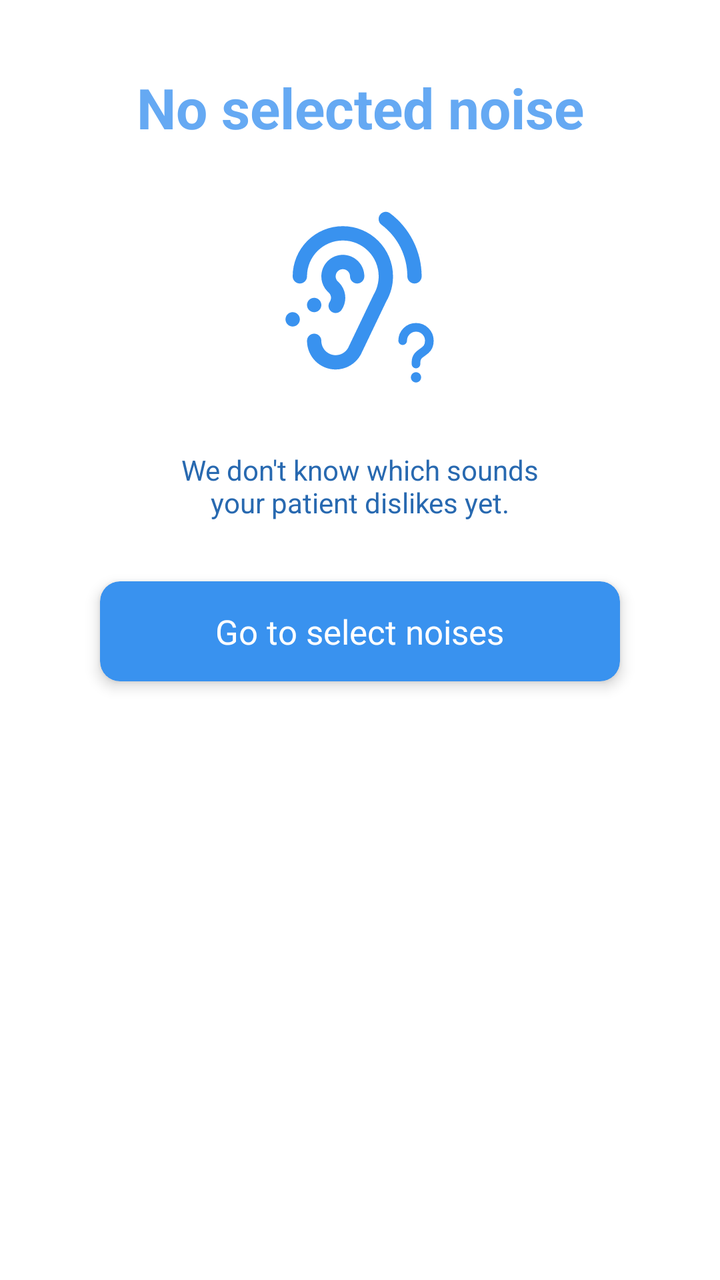
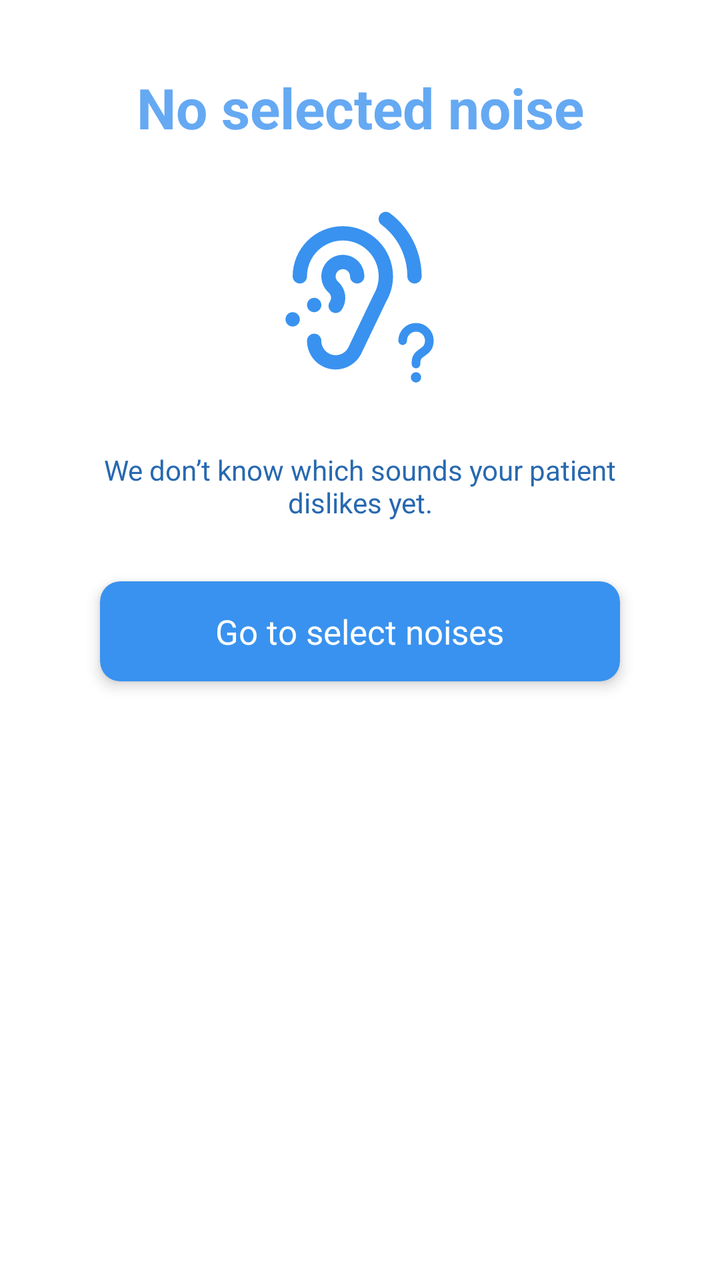

An Android layout rendered at two revisions. The XML below is the earlier revision; the diff shows what the commit changed to produce the second picture.
<!-- AndroidManifest.xml: application theme Theme.Mutism -->
<!-- res/layout/dialog_select_noise.xml -->
<?xml version="1.0" encoding="utf-8"?>
<androidx.constraintlayout.widget.ConstraintLayout xmlns:android="http://schemas.android.com/apk/res/android"
    android:layout_width="match_parent"
    android:layout_height="wrap_content"
    android:layout_margin="20dp"
    android:background="@drawable/dialog_view_round"
    xmlns:app="http://schemas.android.com/apk/res-auto"
    android:padding="35dp">
    <TextView
        android:id="@+id/tv_title"
        android:layout_width="wrap_content"
        android:layout_height="wrap_content"
        android:text="@string/text_no_select_noise_dialog_title"
        android:textSize="28sp"
        android:textColor="@color/color_primary_light"
        android:textStyle="bold"
        app:layout_constraintTop_toTopOf="parent"
        app:layout_constraintStart_toStartOf="parent"
        app:layout_constraintEnd_toEndOf="parent"/>

    <ImageView
        android:id="@+id/img_ear"
        android:layout_width="wrap_content"
        android:layout_height="wrap_content"
        android:layout_margin="30dp"
        app:layout_constraintTop_toBottomOf="@+id/tv_title"
        app:layout_constraintStart_toStartOf="parent"
        app:layout_constraintEnd_toEndOf="parent"
        android:src="@drawable/ear1"/>

    <TextView
        android:id="@+id/tv_subtext"
        android:layout_width="wrap_content"
        android:layout_height="wrap_content"
        android:text="@string/text_no_select_noise_dialog_subtext"
        android:textColor="@color/color_primary_dark"
        android:textSize="14sp"
        app:layout_constraintTop_toBottomOf="@+id/img_ear"
        app:layout_constraintStart_toStartOf="parent"
        app:layout_constraintEnd_toEndOf="parent"
        android:layout_margin="30dp"
        android:gravity="center"/>

    <com.google.android.material.card.MaterialCardView
        android:id="@+id/cv_btn_select_noise"
        android:layout_width="260dp"
        android:layout_height="50dp"
        app:layout_constraintTop_toBottomOf="@+id/tv_subtext"
        android:backgroundTint="@color/color_primary"
        app:cardCornerRadius="10dp"
        app:cardElevation="4dp"
        android:layout_margin="30dp"
        app:layout_constraintStart_toStartOf="parent"
        app:layout_constraintEnd_toEndOf="parent">
        <TextView
            android:layout_width="wrap_content"
            android:layout_height="wrap_content"
            android:text ="@string/btn_no_select_noise_dialog_text"
            android:textSize="17sp"
            android:textColor="@color/white"
            android:layout_gravity="center"/>
    </com.google.android.material.card.MaterialCardView>



</androidx.constraintlayout.widget.ConstraintLayout>
<!-- resources referenced by this layout -->
<resources>
  <color name="color_primary">#3992EF</color>
  <color name="color_primary_dark">#2869B0</color>
  <color name="color_primary_light">#65A9F3</color>
  <color name="white">#FFFFFFFF</color>
  <!-- drawable dialog_view_round (drawable) -->
  <?xml version="1.0" encoding="utf-8"?>
  <shape xmlns:android="http://schemas.android.com/apk/res/android">
      <solid android:color="@color/white" />
      <corners android:radius="8dp" />
  </shape>
  <!-- drawable ear1: vector/xml drawable (drawable, 5331 chars, omitted) -->
  <string name="btn_no_select_noise_dialog_text">Go to select noises</string>
  <string name="text_no_select_noise_dialog_subtext">We don\'t know which sounds\nyour patient dislikes yet.</string>
  <string name="text_no_select_noise_dialog_title">No selected noise</string>
  <style name="Theme.Mutism" parent="Base.Theme.Mutism" />
  <style name="Base.Theme.Mutism" parent="Theme.MaterialComponents.DayNight.NoActionBar">
          <item name="colorPrimary">@color/color_noise_bg</item> 
          <item name="chipStyle">@style/CustomChip</item>
      </style>
  <color name="color_noise_bg">#86B9EF</color>
  <style name="CustomChip" parent="@style/Widget.MaterialComponents.Chip.Filter">
          <item name="chipBackgroundColor">@color/chip_bg_color_selector</item>
          <item name="chipStrokeColor">@color/chip_stroke_selector</item>
          <item name="chipStrokeWidth">1dp</item>
  
          <item name="android:textColor">@color/chip_text_color_selector</item>
          <item name="checkedIcon">@drawable/tac_checked</item>
  
          <item name="closeIcon">@drawable/chip_cancel</item>
          <item name="closeIconTint">@color/white</item>
          <item name="closeIconSize">14dp</item>
          <item name="paddingStart">10dp</item>
          <item name="paddingEnd">10dp</item>
      </style>
  <!-- drawable tac_checked (drawable) -->
  <vector xmlns:android="http://schemas.android.com/apk/res/android"
      android:width="12dp"
      android:height="12dp"
      android:viewportWidth="12"
      android:viewportHeight="12">
    <path
        android:pathData="M6,6m-6,0a6,6 0,1 1,12 0a6,6 0,1 1,-12 0"
        android:fillColor="#86B9EF"/>
    <path
        android:pathData="M9.182,3.703C9.276,3.797 9.328,3.924 9.328,4.057C9.328,4.189 9.276,4.316 9.182,4.41L5.434,8.158C5.385,8.207 5.326,8.247 5.261,8.274C5.197,8.3 5.127,8.314 5.057,8.314C4.987,8.314 4.918,8.3 4.853,8.274C4.788,8.247 4.729,8.207 4.68,8.158L2.818,6.296C2.77,6.25 2.732,6.195 2.706,6.134C2.68,6.073 2.666,6.007 2.665,5.941C2.665,5.875 2.677,5.809 2.703,5.747C2.728,5.686 2.765,5.63 2.812,5.583C2.859,5.536 2.914,5.499 2.976,5.474C3.037,5.449 3.103,5.436 3.17,5.437C3.236,5.437 3.302,5.451 3.363,5.477C3.424,5.503 3.479,5.541 3.525,5.589L5.057,7.121L8.475,3.703C8.521,3.657 8.576,3.62 8.637,3.595C8.698,3.57 8.763,3.557 8.828,3.557C8.894,3.557 8.959,3.57 9.02,3.595C9.08,3.62 9.135,3.657 9.182,3.703Z"
        android:fillColor="#ffffff"
        android:fillType="evenOdd"/>
  </vector>
  <!-- drawable chip_cancel (drawable) -->
  <vector xmlns:android="http://schemas.android.com/apk/res/android"
      android:width="20dp"
      android:height="20dp"
      android:viewportWidth="6"
      android:viewportHeight="6">
    <path
        android:pathData="M0.9407,5.0599L3.0004,3.0002L5.0602,5.0599M5.0602,0.9404L3,3.0002L0.9407,0.9404"
        android:strokeLineJoin="round"
        android:strokeWidth="0.5"
        android:fillColor="#00000000"
        android:strokeColor="#ffffff"
        android:strokeLineCap="round"/>
  </vector>
</resources>

<!-- the commit's change to res/layout/dialog_select_noise.xml (unified diff, before → after) -->
@@ -10,7 +10,7 @@
         android:id="@+id/tv_title"
         android:layout_width="wrap_content"
         android:layout_height="wrap_content"
-        android:text="@string/text_no_select_noise_dialog_title"
+        android:text="@string/dialog_no_noise_title"
         android:textSize="28sp"
         android:textColor="@color/color_primary_light"
         android:textStyle="bold"
@@ -32,7 +32,7 @@
         android:id="@+id/tv_subtext"
         android:layout_width="wrap_content"
         android:layout_height="wrap_content"
-        android:text="@string/text_no_select_noise_dialog_subtext"
+        android:text="@string/dialog_no_noise_subtext"
         android:textColor="@color/color_primary_dark"
         android:textSize="14sp"
         app:layout_constraintTop_toBottomOf="@+id/img_ear"
@@ -55,7 +55,7 @@
         <TextView
             android:layout_width="wrap_content"
             android:layout_height="wrap_content"
-            android:text ="@string/btn_no_select_noise_dialog_text"
+            android:text ="@string/btn_dialog_go_to_select_noise"
             android:textSize="17sp"
             android:textColor="@color/white"
             android:layout_gravity="center"/>
<!-- resource entries referenced after the edit -->
@@ -11,9 +11,10 @@
       <corners android:radius="8dp" />
   </shape>
   <!-- drawable ear1: vector/xml drawable (drawable, 5331 chars, omitted) -->
-  <string name="btn_no_select_noise_dialog_text">Go to select noises</string>
-  <string name="text_no_select_noise_dialog_subtext">We don\'t know which sounds\nyour patient dislikes yet.</string>
-  <string name="text_no_select_noise_dialog_title">No selected noise</string>
+  <string name="btn_dialog_go_to_select_noise">Go to select noises</string>
+  <string name="dialog_no_noise_subtext">We don’t know which sounds
+  your patient dislikes yet.</string>
+  <string name="dialog_no_noise_title">No selected noise</string>
   <style name="Theme.Mutism" parent="Base.Theme.Mutism" />
   <style name="Base.Theme.Mutism" parent="Theme.MaterialComponents.DayNight.NoActionBar">
           <item name="colorPrimary">@color/color_noise_bg</item> 
